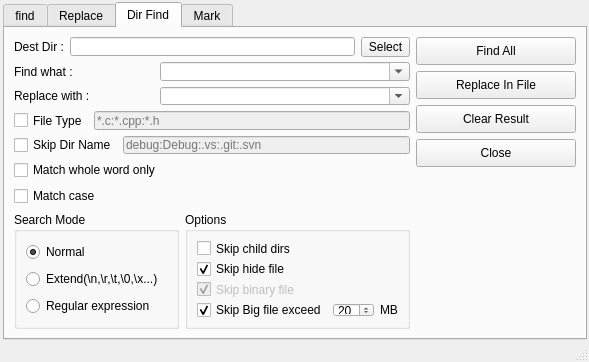
This is src/findwin.ui in x2009again/notepad-- as Qt 5 draws it before an edit. The edited form follows.
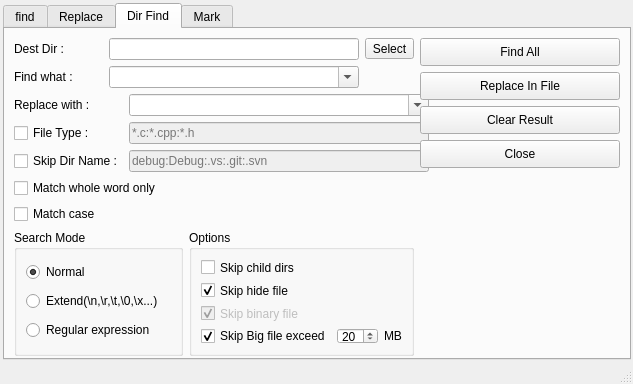
This is the edited form. The open tabs and pages were chosen to show the change. Icons and pictures are not drawn.

```diff
--- a/src/findwin.ui
+++ b/src/findwin.ui
@@ -6,16 +6,10 @@
    <rect>
     <x>0</x>
     <y>0</y>
-    <width>589</width>
-    <height>362</height>
+    <width>633</width>
+    <height>384</height>
    </rect>
   </property>
-  <property name="maximumSize">
-   <size>
-    <width>1100</width>
-    <height>500</height>
-   </size>
-  </property>
   <property name="windowTitle">
    <string>MainWindow</string>
   </property>
@@ -24,18 +18,18 @@
     <normaloff>:/Resources/edit/global/ndd.ico</normaloff>:/Resources/edit/global/ndd.ico</iconset>
   </property>
   <widget class="QWidget" name="centralwidget">
-   <layout class="QHBoxLayout" name="horizontalLayout_17">
+   <layout class="QHBoxLayout" name="horizontalLayout_14">
     <property name="leftMargin">
      <number>3</number>
     </property>
     <property name="topMargin">
-     <number>2</number>
+     <number>3</number>
     </property>
     <property name="rightMargin">
      <number>2</number>
     </property>
     <property name="bottomMargin">
-     <number>0</number>
+     <number>2</number>
     </property>
     <item>
      <widget class="QTabWidget" name="findinfilesTab">
@@ -562,31 +556,50 @@
        <attribute name="title">
         <string>Dir Find</string>
        </attribute>
-       <layout class="QHBoxLayout" name="horizontalLayout_20">
+       <layout class="QHBoxLayout" name="horizontalLayout_10">
+        <property name="bottomMargin">
+         <number>2</number>
+        </property>
         <item>
          <layout class="QVBoxLayout" name="verticalLayout_17">
           <item>
            <layout class="QGridLayout" name="gridLayout_2">
             <item row="0" column="0">
-           <layout class="QHBoxLayout" name="horizontalLayout_10">
-            <item>
              <widget class="QLabel" name="label_8">
+              <property name="sizePolicy">
+               <sizepolicy hsizetype="Minimum" vsizetype="Fixed">
+                <horstretch>0</horstretch>
+                <verstretch>0</verstretch>
+               </sizepolicy>
+              </property>
               <property name="text">
                <string>Dest Dir :</string>
               </property>
              </widget>
             </item>
-            <item>
+            <item row="0" column="1">
              <widget class="QLineEdit" name="destFindDir">
+              <property name="sizePolicy">
+               <sizepolicy hsizetype="Preferred" vsizetype="Fixed">
+                <horstretch>0</horstretch>
+                <verstretch>0</verstretch>
+               </sizepolicy>
+              </property>
               <property name="minimumSize">
                <size>
                 <width>250</width>
                 <height>0</height>
                </size>
               </property>
+              <property name="maximumSize">
+               <size>
+                <width>350</width>
+                <height>16777215</height>
+               </size>
+              </property>
              </widget>
             </item>
-            <item>
+            <item row="0" column="2">
              <widget class="QToolButton" name="selectDir">
               <property name="minimumSize">
                <size>
@@ -599,18 +612,20 @@
               </property>
              </widget>
             </item>
-           </layout>
-          </item>
             <item row="1" column="0">
-           <layout class="QHBoxLayout" name="horizontalLayout_14">
-            <item>
              <widget class="QLabel" name="label_5">
+              <property name="sizePolicy">
+               <sizepolicy hsizetype="Minimum" vsizetype="Fixed">
+                <horstretch>0</horstretch>
+                <verstretch>0</verstretch>
+               </sizepolicy>
+              </property>
               <property name="text">
                <string>Find what :</string>
               </property>
              </widget>
             </item>
-            <item>
+            <item row="1" column="1">
              <widget class="QComboBox" name="dirFindWhat">
               <property name="minimumSize">
                <size>
@@ -618,31 +633,10 @@
                 <height>0</height>
                </size>
               </property>
-              <property name="editable">
-               <bool>true</bool>
-              </property>
-              <property name="maxCount">
-               <number>512</number>
-              </property>
-             </widget>
-            </item>
-           </layout>
-          </item>
-            <item row="2" column="0">
-           <layout class="QHBoxLayout" name="horizontalLayout_15">
-            <item>
-             <widget class="QLabel" name="label_6">
-              <property name="text">
-               <string>Replace with :</string>
-              </property>
-             </widget>
-            </item>
-            <item>
-             <widget class="QComboBox" name="dirReplaceWhat">
-              <property name="minimumSize">
+              <property name="maximumSize">
                <size>
-                <width>250</width>
-                <height>0</height>
+                <width>350</width>
+                <height>16777215</height>
                </size>
               </property>
               <property name="editable">
@@ -652,53 +646,121 @@
             </item>
            </layout>
           </item>
-            <item row="3" column="0">
-           <layout class="QHBoxLayout" name="horizontalLayout_16">
-            <item>
-             <widget class="QCheckBox" name="dealFileType">
-              <property name="text">
-               <string>File Type</string>
-              </property>
-             </widget>
-            </item>
-            <item>
+          <item>
+           <layout class="QGridLayout" name="gridLayout_5">
+            <item row="1" column="1">
              <widget class="QLineEdit" name="fileType">
               <property name="enabled">
                <bool>false</bool>
               </property>
+              <property name="sizePolicy">
+               <sizepolicy hsizetype="Preferred" vsizetype="Fixed">
+                <horstretch>0</horstretch>
+                <verstretch>0</verstretch>
+               </sizepolicy>
+              </property>
               <property name="minimumSize">
                <size>
-                <width>250</width>
+                <width>300</width>
                 <height>0</height>
                </size>
               </property>
+              <property name="maximumSize">
+               <size>
+                <width>350</width>
+                <height>16777215</height>
+               </size>
+              </property>
               <property name="placeholderText">
                <string>*.c:*.cpp:*.h</string>
               </property>
              </widget>
             </item>
-           </layout>
-          </item>
-            <item row="4" column="0">
-             <layout class="QHBoxLayout" name="horizontalLayout_19">
-          <item>
-               <widget class="QCheckBox" name="skipDir">
-                <property name="text">
-                 <string>Skip Dir Name</string>
-                </property>
-               </widget>
-              </item>
-              <item>
-               <widget class="QLineEdit" name="skipDirNames">
-                <property name="enabled">
-                 <bool>false</bool>
-                </property>
-                <property name="placeholderText">
-                 <string>debug:Debug:.vs:.git:.svn</string>
-                </property>
-               </widget>
-              </item>
-             </layout>
+            <item row="0" column="1">
+             <widget class="QComboBox" name="dirReplaceWhat">
+              <property name="minimumSize">
+               <size>
+                <width>300</width>
+                <height>0</height>
+               </size>
+              </property>
+              <property name="maximumSize">
+               <size>
+                <width>350</width>
+                <height>16777215</height>
+               </size>
+              </property>
+              <property name="editable">
+               <bool>true</bool>
+              </property>
+             </widget>
+            </item>
+            <item row="1" column="0">
+             <widget class="QCheckBox" name="dealFileType">
+              <property name="sizePolicy">
+               <sizepolicy hsizetype="Minimum" vsizetype="Fixed">
+                <horstretch>0</horstretch>
+                <verstretch>0</verstretch>
+               </sizepolicy>
+              </property>
+              <property name="text">
+               <string>File Type :</string>
+              </property>
+             </widget>
+            </item>
+            <item row="0" column="0">
+             <widget class="QLabel" name="label_6">
+              <property name="sizePolicy">
+               <sizepolicy hsizetype="Minimum" vsizetype="Fixed">
+                <horstretch>0</horstretch>
+                <verstretch>0</verstretch>
+               </sizepolicy>
+              </property>
+              <property name="text">
+               <string>Replace with :</string>
+              </property>
+             </widget>
+            </item>
+            <item row="2" column="0">
+             <widget class="QCheckBox" name="skipDir">
+              <property name="sizePolicy">
+               <sizepolicy hsizetype="Minimum" vsizetype="Fixed">
+                <horstretch>0</horstretch>
+                <verstretch>0</verstretch>
+               </sizepolicy>
+              </property>
+              <property name="text">
+               <string>Skip Dir Name :</string>
+              </property>
+             </widget>
+            </item>
+            <item row="2" column="1">
+             <widget class="QLineEdit" name="skipDirNames">
+              <property name="enabled">
+               <bool>false</bool>
+              </property>
+              <property name="sizePolicy">
+               <sizepolicy hsizetype="Preferred" vsizetype="Fixed">
+                <horstretch>0</horstretch>
+                <verstretch>0</verstretch>
+               </sizepolicy>
+              </property>
+              <property name="minimumSize">
+               <size>
+                <width>300</width>
+                <height>0</height>
+               </size>
+              </property>
+              <property name="maximumSize">
+               <size>
+                <width>350</width>
+                <height>16777215</height>
+               </size>
+              </property>
+              <property name="placeholderText">
+               <string>debug:Debug:.vs:.git:.svn</string>
+              </property>
+             </widget>
             </item>
            </layout>
           </item>
@@ -710,7 +772,7 @@
             <property name="sizeHint" stdset="0">
              <size>
               <width>20</width>
-              <height>40</height>
+              <height>20</height>
              </size>
             </property>
            </spacer>
@@ -737,21 +799,21 @@
               </property>
              </widget>
             </item>
-            <item>
-             <spacer name="verticalSpacer_12">
-              <property name="orientation">
-               <enum>Qt::Vertical</enum>
-              </property>
-              <property name="sizeHint" stdset="0">
-               <size>
-                <width>20</width>
-                <height>40</height>
-               </size>
-              </property>
-             </spacer>
-            </item>
            </layout>
           </item>
+          <item>
+           <spacer name="verticalSpacer_12">
+            <property name="orientation">
+             <enum>Qt::Vertical</enum>
+            </property>
+            <property name="sizeHint" stdset="0">
+             <size>
+              <width>20</width>
+              <height>20</height>
+             </size>
+            </property>
+           </spacer>
+          </item>
           <item>
            <layout class="QHBoxLayout" name="horizontalLayout_18">
             <item>
@@ -887,7 +949,7 @@
             </property>
             <property name="minimumSize">
              <size>
-              <width>160</width>
+              <width>200</width>
               <height>28</height>
              </size>
             </property>
@@ -899,14 +961,14 @@
           <item>
            <widget class="QPushButton" name="dirReplaceAll">
             <property name="sizePolicy">
-             <sizepolicy hsizetype="Preferred" vsizetype="Fixed">
+             <sizepolicy hsizetype="Minimum" vsizetype="Fixed">
               <horstretch>0</horstretch>
               <verstretch>0</verstretch>
              </sizepolicy>
             </property>
             <property name="minimumSize">
              <size>
-              <width>160</width>
+              <width>200</width>
               <height>28</height>
              </size>
             </property>
@@ -918,14 +980,14 @@
           <item>
            <widget class="QPushButton" name="clearBt">
             <property name="sizePolicy">
-             <sizepolicy hsizetype="Preferred" vsizetype="Fixed">
+             <sizepolicy hsizetype="Minimum" vsizetype="Fixed">
               <horstretch>0</horstretch>
               <verstretch>0</verstretch>
              </sizepolicy>
             </property>
             <property name="minimumSize">
              <size>
-              <width>160</width>
+              <width>200</width>
               <height>28</height>
              </size>
             </property>
@@ -937,14 +999,14 @@
           <item>
            <widget class="QPushButton" name="dirClose">
             <property name="sizePolicy">
-             <sizepolicy hsizetype="Preferred" vsizetype="Fixed">
+             <sizepolicy hsizetype="Minimum" vsizetype="Fixed">
               <horstretch>0</horstretch>
               <verstretch>0</verstretch>
              </sizepolicy>
             </property>
             <property name="minimumSize">
              <size>
-              <width>160</width>
+              <width>200</width>
               <height>28</height>
              </size>
             </property>
```
Left out of the diff: 179 changed lines with no effect on the pictures.
